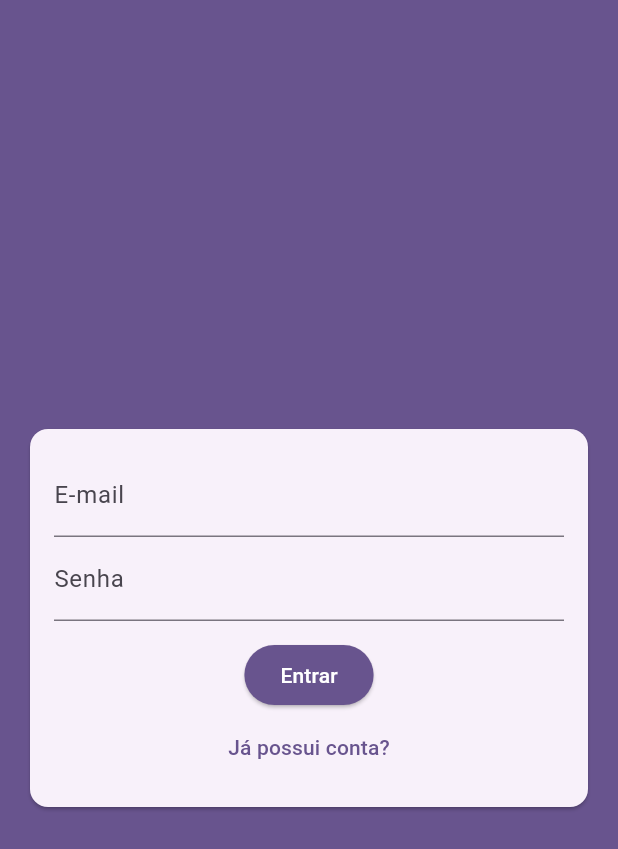
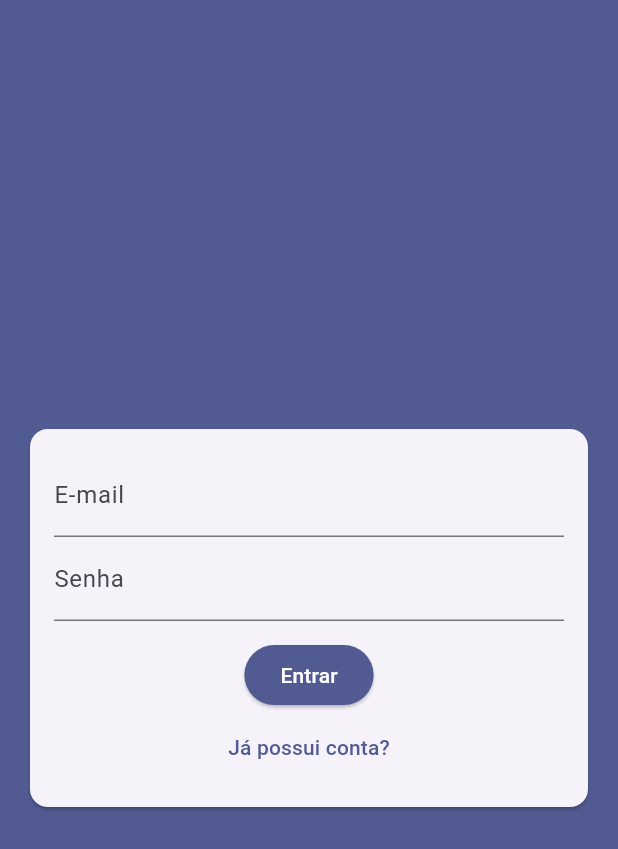
Before and after one commit to And5reas/chat, a Flutter app: the screen it shows after launch, on a phone screen of 412 x 824 dp. Shown: the top 849 px of the screen. Run offline on Flutter 3.47's test engine with Material 3 defaults, Android fonts, the phone set to English and light mode, and no system bars; our stand-ins replace image_picker; accounts and stored records are empty.

Commit message:
change screen when logged

```diff
--- a/lib/core/services/auth/auth_mock_service.dart
+++ b/lib/core/services/auth/auth_mock_service.dart
@@ -35,13 +35,13 @@ class AuthMockService implements AuthService {
     String name,
     String email,
     String password,
-    File image,
+    File? image,
   ) async {
     final newUser = ChatUser(
       id: Random().nextDouble().toString(),
       name: name,
       email: email,
-      imageUrl: image.path,
+      imageUrl: image?.path ?? 'lib/assets/images/avatar.png',
     );
 
     _users.putIfAbsent(email, () => newUser);
--- a/lib/core/services/auth/auth_service.dart
+++ b/lib/core/services/auth/auth_service.dart
@@ -11,7 +11,7 @@ abstract class AuthService {
     String nome,
     String email,
     String password,
-    File image,
+    File? image,
   );
 
   Future<void> login(
--- a/lib/main.dart
+++ b/lib/main.dart
@@ -1,4 +1,4 @@
-import 'package:chat/pages/auth_page.dart';
+import 'package:chat/pages/auth_or_app_page.dart';
 import 'package:flutter/material.dart';
 
 void main() {
@@ -14,10 +14,10 @@ class MyApp extends StatelessWidget {
     return MaterialApp(
       title: 'Flutter Demo',
       theme: ThemeData(
-        colorScheme: ColorScheme.fromSeed(seedColor: Colors.deepPurple),
+        colorScheme: ColorScheme.fromSeed(seedColor: Colors.indigo),
         useMaterial3: true,
       ),
-      home: const AuthPage(),
+      home: const AuthOrAppPage(),
       debugShowCheckedModeBanner: false,
     );
   }
--- /dev/null
+++ b/lib/pages/auth_or_app_page.dart
@@ -0,0 +1,24 @@
+import 'package:chat/core/models/chat_user.dart';
+import 'package:chat/core/services/auth/auth_mock_service.dart';
+import 'package:chat/pages/auth_page.dart';
+import 'package:chat/pages/chat_page.dart';
+import 'package:chat/pages/loading_page.dart';
+import 'package:flutter/material.dart';
+
+class AuthOrAppPage extends StatelessWidget {
+  const AuthOrAppPage({super.key});
+
+  @override
+  Widget build(BuildContext context) {
+    return Scaffold(
+        body: StreamBuilder<ChatUser?>(
+            stream: AuthMockService().userChanges,
+            builder: (ctx, snapshot) {
+              if (snapshot.connectionState == ConnectionState.waiting) {
+                return LoadingPage();
+              } else {
+                return snapshot.hasData ? ChatPage() : AuthPage();
+              }
+            }));
+  }
+}
--- a/pubspec.yaml
+++ b/pubspec.yaml
@@ -58,9 +58,8 @@ flutter:
   uses-material-design: true
 
   # To add assets to your application, add an assets section, like this:
-  # assets:
-  #   - images/a_dot_burr.jpeg
-  #   - images/a_dot_ham.jpeg
+  assets:
+    - lib\assets\images\avatar.png
 
   # An image asset can refer to one or more resolution-specific "variants", see
   # https://flutter.dev/to/resolution-aware-images
```
Also changed, not shown: lib/pages/auth_page.dart (+11 -0 lines), lib/pages/chat_page.dart (added, +22 -0 lines).
